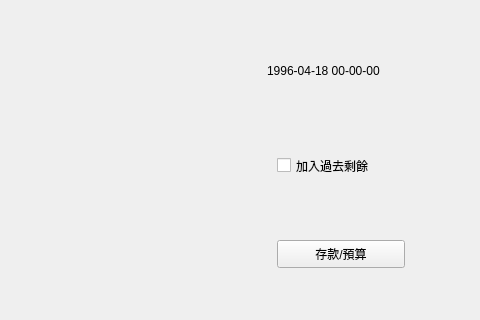
dlgs5100/MoneyTracking, file main.ui: the form before one commit; both pictures show x 233 to 713 and y 0 to 320 of the 713 by 526 pixel window.
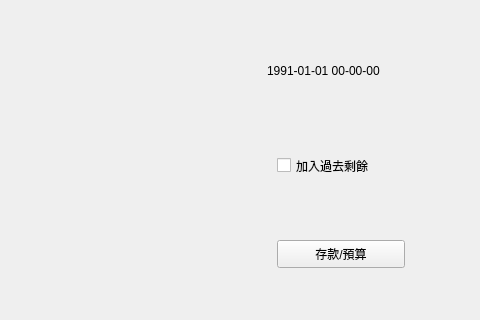
The form after the commit.

Diff of the .ui file:
```diff
--- a/main.ui
+++ b/main.ui
@@ -104,7 +104,7 @@
      </rect>
     </property>
     <property name="text">
-     <string>1996-04-18 00-00-00</string>
+     <string>1991-01-01 00-00-00</string>
     </property>
    </widget>
    <widget class="QCheckBox" name="checkBoxBalance">
```
Left out of the diff: 6 changed lines with no effect on the pictures.
